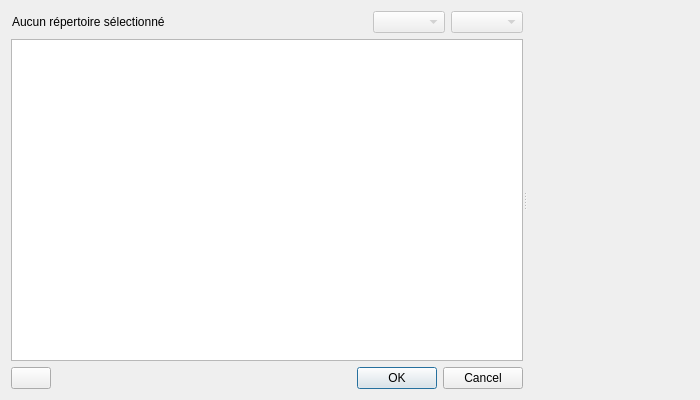
First picture: the form in plugins/importexport/importdialog.ui, repository cfi30/cfiSlides, before the edit.
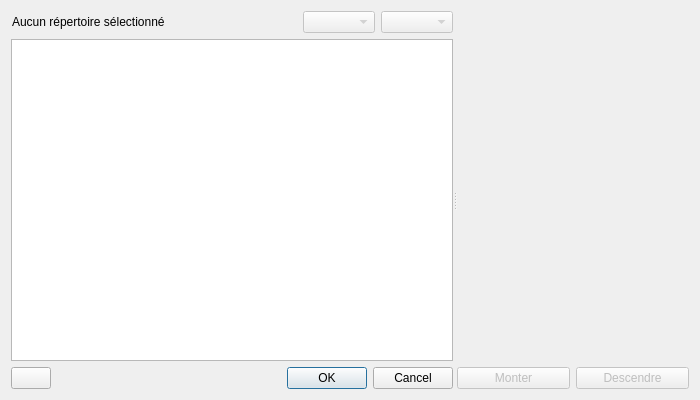
Second picture: the form after the edit. Icons and pictures are not drawn. Custom widgets are drawn as their Qt base class.

```diff
--- a/plugins/importexport/importdialog.ui
+++ b/plugins/importexport/importdialog.ui
@@ -74,11 +74,8 @@
        </item>
        <item>
         <widget class="QTreeWidget" name="treeWidget">
-         <property name="dragDropMode">
-          <enum>QAbstractItemView::InternalMove</enum>
-         </property>
-         <property name="defaultDropAction">
-          <enum>Qt::MoveAction</enum>
+         <property name="alternatingRowColors">
+          <bool>true</bool>
          </property>
          <property name="rootIsDecorated">
           <bool>false</bool>
@@ -116,7 +113,58 @@
        </item>
       </layout>
      </widget>
-     <widget class="PropertyEditor" name="propertiesEditor" native="true"/>
+     <widget class="QWidget" name="sidePanel" native="true">
+      <property name="enabled">
+       <bool>false</bool>
+      </property>
+      <layout class="QVBoxLayout" name="verticalLayout_3">
+       <property name="leftMargin">
+        <number>0</number>
+       </property>
+       <property name="topMargin">
+        <number>0</number>
+       </property>
+       <property name="rightMargin">
+        <number>0</number>
+       </property>
+       <property name="bottomMargin">
+        <number>0</number>
+       </property>
+       <item>
+        <widget class="PropertyEditor" name="propertiesEditor" native="true"/>
+       </item>
+       <item>
+        <layout class="QHBoxLayout" name="horizontalLayout_3">
+         <item>
+          <widget class="QPushButton" name="moveUpButton">
+           <property name="text">
+            <string>Monter</string>
+           </property>
+           <property name="icon">
+            <iconset theme="go-up"/>
+           </property>
+           <property name="autoDefault">
+            <bool>false</bool>
+           </property>
+          </widget>
+         </item>
+         <item>
+          <widget class="QPushButton" name="moveDownButton">
+           <property name="text">
+            <string>Descendre</string>
+           </property>
+           <property name="icon">
+            <iconset theme="go-down"/>
+           </property>
+           <property name="autoDefault">
+            <bool>false</bool>
+           </property>
+          </widget>
+         </item>
+        </layout>
+       </item>
+      </layout>
+     </widget>
     </widget>
    </item>
   </layout>
```
Left out of the diff: 3 changed lines with no effect on the pictures.
